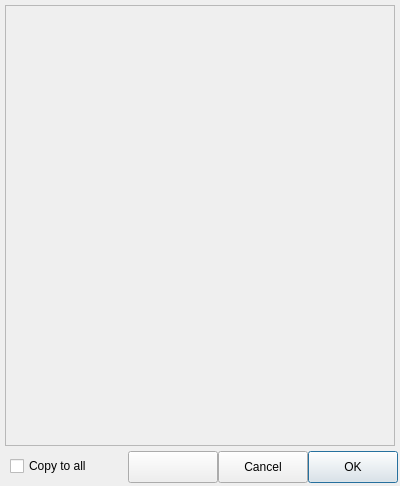
The window that app/abstract_inputs_window.ui (stfbnc/FATool) describes before a commit, drawn with Qt 5.
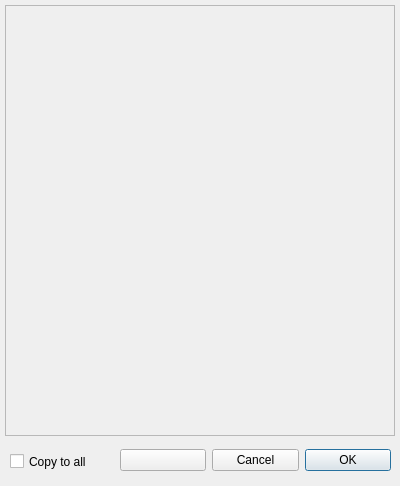
The same window after the commit.

What changed in the file:
```diff
--- a/app/abstract_inputs_window.ui
+++ b/app/abstract_inputs_window.ui
@@ -28,7 +28,7 @@
      <x>5</x>
      <y>5</y>
      <width>390</width>
-     <height>441</height>
+     <height>431</height>
     </rect>
    </property>
    <property name="sizePolicy">
@@ -52,7 +52,7 @@
       <x>0</x>
       <y>0</y>
       <width>388</width>
-      <height>439</height>
+      <height>429</height>
      </rect>
     </property>
     <property name="sizePolicy">
@@ -63,69 +63,57 @@
     </property>
    </widget>
   </widget>
-  <widget class="QPushButton" name="okButton">
-   <property name="geometry">
-    <rect>
-     <x>308</x>
-     <y>451</y>
-     <width>90</width>
-     <height>32</height>
-    </rect>
-   </property>
-   <property name="sizePolicy">
-    <sizepolicy hsizetype="Minimum" vsizetype="Fixed">
-     <horstretch>0</horstretch>
-     <verstretch>0</verstretch>
-    </sizepolicy>
-   </property>
-   <property name="text">
-    <string>OK</string>
-   </property>
-   <property name="shortcut">
-    <string>Return</string>
-   </property>
-   <property name="default">
-    <bool>true</bool>
-   </property>
-  </widget>
-  <widget class="QPushButton" name="cancelButton">
-   <property name="geometry">
-    <rect>
-     <x>218</x>
-     <y>451</y>
-     <width>90</width>
-     <height>32</height>
-    </rect>
-   </property>
-   <property name="text">
-    <string>Cancel</string>
-   </property>
-  </widget>
   <widget class="QCheckBox" name="allCheckBox">
    <property name="geometry">
     <rect>
      <x>10</x>
-     <y>450</y>
+     <y>441</y>
      <width>110</width>
-     <height>32</height>
+     <height>41</height>
     </rect>
    </property>
    <property name="text">
     <string>Copy to all</string>
    </property>
   </widget>
-  <widget class="QPushButton" name="thirdButton">
+  <widget class="QWidget" name="horizontalLayoutWidget">
    <property name="geometry">
     <rect>
-     <x>128</x>
-     <y>451</y>
-     <width>90</width>
-     <height>32</height>
+     <x>120</x>
+     <y>440</y>
+     <width>271</width>
+     <height>41</height>
     </rect>
    </property>
-   <property name="text">
-    <string/>
-   </property>
+   <layout class="QHBoxLayout" name="horizontalLayout">
+    <item>
+     <widget class="QPushButton" name="thirdButton">
+      <property name="text">
+       <string/>
+      </property>
+     </widget>
+    </item>
+    <item>
+     <widget class="QPushButton" name="cancelButton">
+      <property name="text">
+       <string>Cancel</string>
+      </property>
+     </widget>
+    </item>
+    <item>
+     <widget class="QPushButton" name="okButton">
+      <property name="text">
+       <string>OK</string>
+      </property>
+      <property name="shortcut">
+       <string>Return</string>
+      </property>
+      <property name="default">
+       <bool>true</bool>
+      </property>
+     </widget>
+    </item>
+   </layout>
   </widget>
  </widget>
  <resources/>
```
